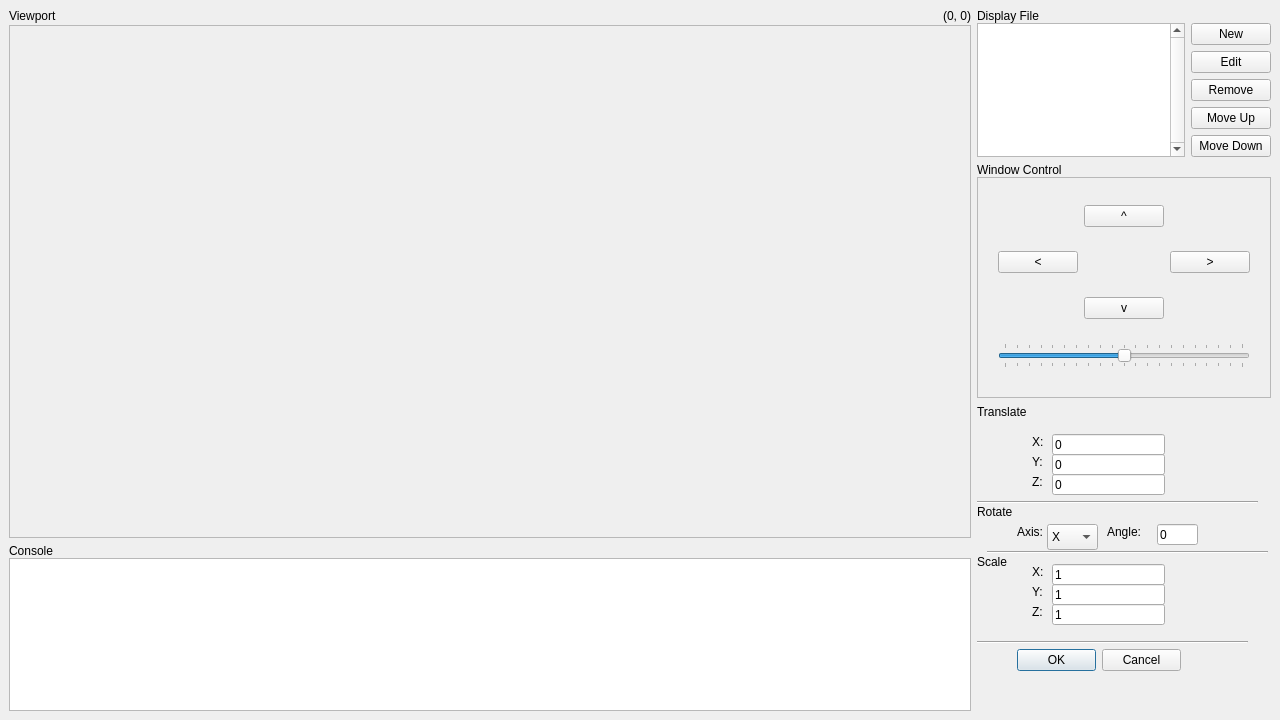
First picture: the form in data/main.ui, repository RamAddict/Interactive-Graphical-System, before the edit.
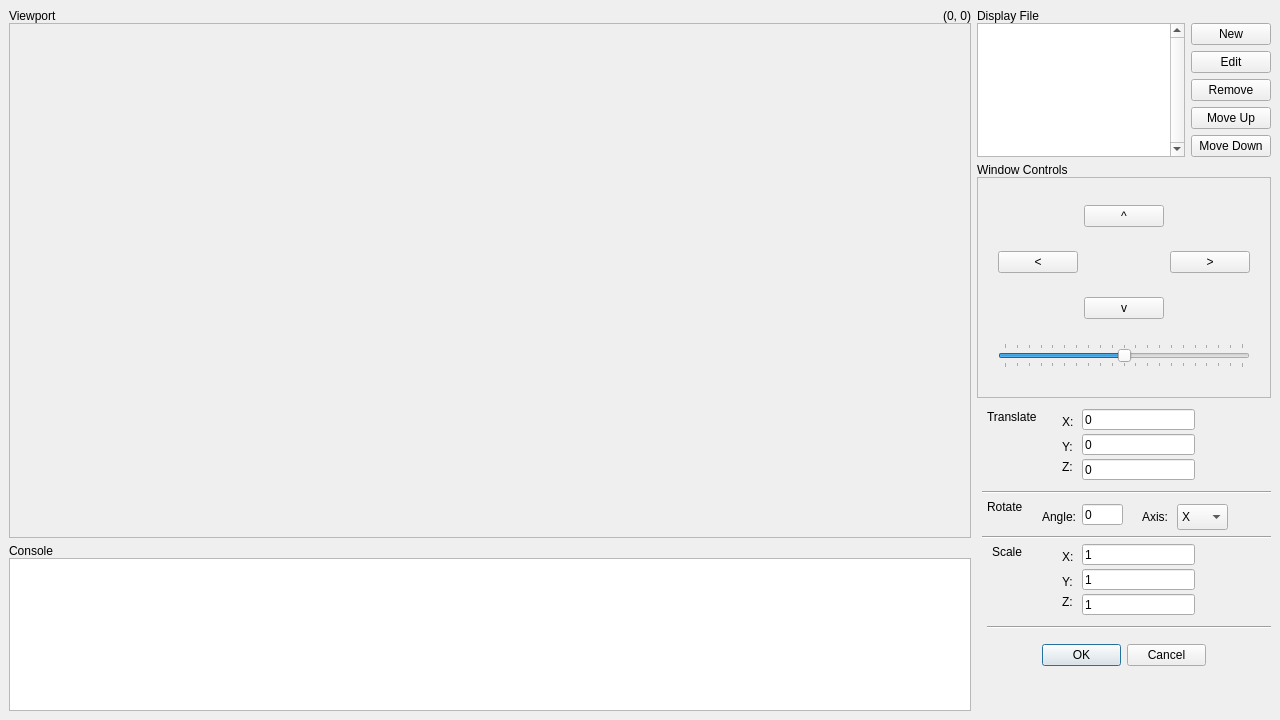
Second picture: the form after the edit. The open tabs and pages were chosen to show the change.

The edit to the form file:
```diff
--- a/data/main.ui
+++ b/data/main.ui
@@ -99,7 +99,7 @@
       <item>
        <widget class="QLabel" name="controlLabel">
         <property name="text">
-         <string>Window Control</string>
+         <string>Window Controls</string>
         </property>
        </widget>
       </item>
@@ -177,13 +177,13 @@
      </layout>
     </item>
     <item row="0" column="0" rowspan="3">
-     <layout class="QGridLayout" name="viewportLayout" rowstretch="0,1" columnstretch="1,1">
+     <layout class="QGridLayout" name="viewportLayout" rowstretch="0,1">
       <property name="horizontalSpacing">
-       <number>0</number>
-      </property>
-      <property name="verticalSpacing">
        <number>2</number>
       </property>
+      <property name="verticalSpacing">
+       <number>0</number>
+      </property>
       <item row="0" column="0">
        <widget class="QLabel" name="viewportLabel">
         <property name="text">
@@ -455,8 +455,8 @@
        <widget class="QLabel" name="translate_x_label">
         <property name="geometry">
          <rect>
-          <x>55</x>
-          <y>30</y>
+          <x>85</x>
+          <y>10</y>
           <width>16</width>
           <height>16</height>
          </rect>
@@ -468,8 +468,8 @@
        <widget class="QLabel" name="angle_label">
         <property name="geometry">
          <rect>
-          <x>130</x>
-          <y>120</y>
+          <x>65</x>
+          <y>105</y>
           <width>41</width>
           <height>16</height>
          </rect>
@@ -481,8 +481,8 @@
        <widget class="QLabel" name="rotate_label">
         <property name="geometry">
          <rect>
-          <x>0</x>
-          <y>100</y>
+          <x>10</x>
+          <y>95</y>
           <width>41</width>
           <height>16</height>
          </rect>
@@ -494,8 +494,8 @@
        <widget class="QLabel" name="translate_z_label">
         <property name="geometry">
          <rect>
-          <x>55</x>
-          <y>70</y>
+          <x>85</x>
+          <y>55</y>
           <width>16</width>
           <height>16</height>
          </rect>
@@ -507,8 +507,8 @@
        <widget class="QLabel" name="translate_y_label_2">
         <property name="geometry">
          <rect>
-          <x>55</x>
-          <y>50</y>
+          <x>85</x>
+          <y>35</y>
           <width>16</width>
           <height>16</height>
          </rect>
@@ -520,9 +520,9 @@
        <widget class="Line" name="line_3">
         <property name="geometry">
          <rect>
-          <x>-10</x>
-          <y>230</y>
-          <width>281</width>
+          <x>10</x>
+          <y>215</y>
+          <width>286</width>
           <height>16</height>
          </rect>
         </property>
@@ -533,8 +533,8 @@
        <widget class="QLineEdit" name="rotate_angle_input">
         <property name="geometry">
          <rect>
-          <x>180</x>
-          <y>120</y>
+          <x>105</x>
+          <y>100</y>
           <width>41</width>
           <height>21</height>
          </rect>
@@ -546,8 +546,8 @@
        <widget class="QLabel" name="axis_label">
         <property name="geometry">
          <rect>
-          <x>40</x>
-          <y>120</y>
+          <x>165</x>
+          <y>105</y>
           <width>31</width>
           <height>16</height>
          </rect>
@@ -559,8 +559,8 @@
        <widget class="QLabel" name="transate_label">
         <property name="geometry">
          <rect>
-          <x>0</x>
-          <y>0</y>
+          <x>10</x>
+          <y>5</y>
           <width>60</width>
           <height>16</height>
          </rect>
@@ -572,8 +572,8 @@
        <widget class="QLineEdit" name="translate_x">
         <property name="geometry">
          <rect>
-          <x>75</x>
-          <y>30</y>
+          <x>105</x>
+          <y>5</y>
           <width>113</width>
           <height>21</height>
          </rect>
@@ -585,8 +585,8 @@
        <widget class="QLabel" name="scale_label">
         <property name="geometry">
          <rect>
-          <x>0</x>
-          <y>150</y>
+          <x>15</x>
+          <y>140</y>
           <width>41</width>
           <height>16</height>
          </rect>
@@ -598,8 +598,8 @@
        <widget class="QLineEdit" name="translate_z">
         <property name="geometry">
          <rect>
-          <x>75</x>
-          <y>70</y>
+          <x>105</x>
+          <y>55</y>
           <width>113</width>
           <height>21</height>
          </rect>
@@ -614,8 +614,8 @@
        <widget class="QLineEdit" name="translate_y">
         <property name="geometry">
          <rect>
-          <x>75</x>
-          <y>50</y>
+          <x>105</x>
+          <y>30</y>
           <width>113</width>
           <height>21</height>
          </rect>
@@ -627,8 +627,8 @@
        <widget class="QDialogButtonBox" name="trs_box_confirm">
         <property name="geometry">
          <rect>
-          <x>40</x>
-          <y>240</y>
+          <x>65</x>
+          <y>235</y>
           <width>164</width>
           <height>32</height>
          </rect>
@@ -640,9 +640,9 @@
        <widget class="Line" name="line">
         <property name="geometry">
          <rect>
-          <x>0</x>
-          <y>90</y>
-          <width>281</width>
+          <x>5</x>
+          <y>80</y>
+          <width>296</width>
           <height>16</height>
          </rect>
         </property>
@@ -653,9 +653,9 @@
        <widget class="Line" name="line_2">
         <property name="geometry">
          <rect>
-          <x>10</x>
-          <y>140</y>
-          <width>281</width>
+          <x>5</x>
+          <y>125</y>
+          <width>296</width>
           <height>16</height>
          </rect>
         </property>
@@ -666,8 +666,8 @@
        <widget class="QComboBox" name="rotate_axis_select">
         <property name="geometry">
          <rect>
-          <x>70</x>
-          <y>120</y>
+          <x>200</x>
+          <y>100</y>
           <width>51</width>
           <height>26</height>
          </rect>
@@ -691,8 +691,8 @@
        <widget class="QLabel" name="scale_x_label">
         <property name="geometry">
          <rect>
-          <x>55</x>
-          <y>160</y>
+          <x>85</x>
+          <y>145</y>
           <width>16</width>
           <height>16</height>
          </rect>
@@ -704,8 +704,8 @@
        <widget class="QLabel" name="scale_y_label">
         <property name="geometry">
          <rect>
-          <x>55</x>
-          <y>180</y>
+          <x>85</x>
+          <y>170</y>
           <width>16</width>
           <height>16</height>
          </rect>
@@ -717,8 +717,8 @@
        <widget class="QLabel" name="scale_z_label">
         <property name="geometry">
          <rect>
-          <x>55</x>
-          <y>200</y>
+          <x>85</x>
+          <y>190</y>
           <width>16</width>
           <height>16</height>
          </rect>
@@ -730,8 +730,8 @@
        <widget class="QLineEdit" name="scale_x">
         <property name="geometry">
          <rect>
-          <x>75</x>
-          <y>160</y>
+          <x>105</x>
+          <y>140</y>
           <width>113</width>
           <height>21</height>
          </rect>
@@ -743,8 +743,8 @@
        <widget class="QLineEdit" name="scale_y">
         <property name="geometry">
          <rect>
-          <x>75</x>
-          <y>180</y>
+          <x>105</x>
+          <y>165</y>
           <width>113</width>
           <height>21</height>
          </rect>
@@ -756,8 +756,8 @@
        <widget class="QLineEdit" name="scale_z">
         <property name="geometry">
          <rect>
-          <x>75</x>
-          <y>200</y>
+          <x>105</x>
+          <y>190</y>
           <width>113</width>
           <height>21</height>
          </rect>
```
Left out of the diff: 74 changed lines with no effect on the pictures.
